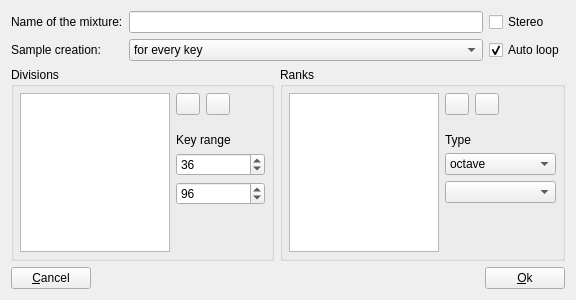
Qt form sources/editor/tools/mixture_creation/toolmixturecreation_gui.ui (davy7125/polyphone) before a commit.
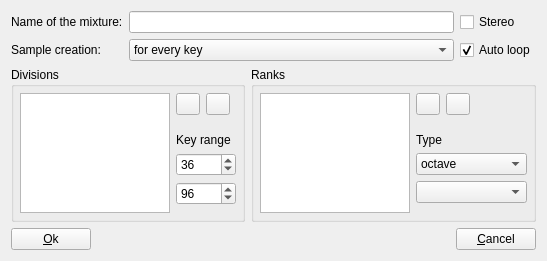
The same form after that commit. Icons and pictures are not drawn. Custom widgets are drawn as their Qt base class.

Commit message:
Dialog buttons
Ok is left, cancel is right, default is ok

The edit to the form file:
```diff
--- a/sources/editor/tools/mixture_creation/toolmixturecreation_gui.ui
+++ b/sources/editor/tools/mixture_creation/toolmixturecreation_gui.ui
@@ -6,8 +6,8 @@
    <rect>
     <x>0</x>
     <y>0</y>
-    <width>576</width>
-    <height>300</height>
+    <width>540</width>
+    <height>261</height>
    </rect>
   </property>
   <property name="windowTitle">
@@ -473,9 +473,9 @@
    <item>
     <layout class="QHBoxLayout" name="horizontalLayout">
      <item>
-      <widget class="QPushButton" name="pushCancel">
+      <widget class="QPushButton" name="pushOk">
        <property name="text">
-        <string>&amp;Cancel</string>
+        <string>&amp;Ok</string>
        </property>
       </widget>
      </item>
@@ -493,9 +493,9 @@
       </spacer>
      </item>
      <item>
-      <widget class="QPushButton" name="pushOk">
+      <widget class="QPushButton" name="pushCancel">
        <property name="text">
-        <string>&amp;Ok</string>
+        <string>&amp;Cancel</string>
        </property>
       </widget>
      </item>
```
Left out of the diff: 18 changed lines with no effect on the pictures. The commit also changes 22 other files.
